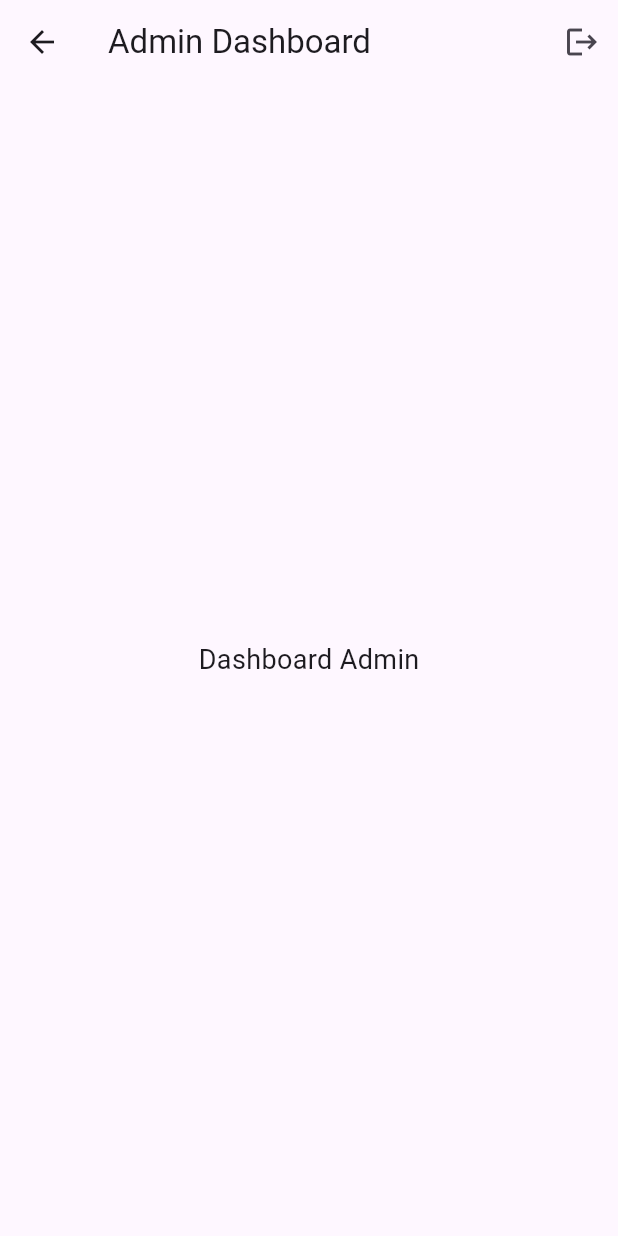
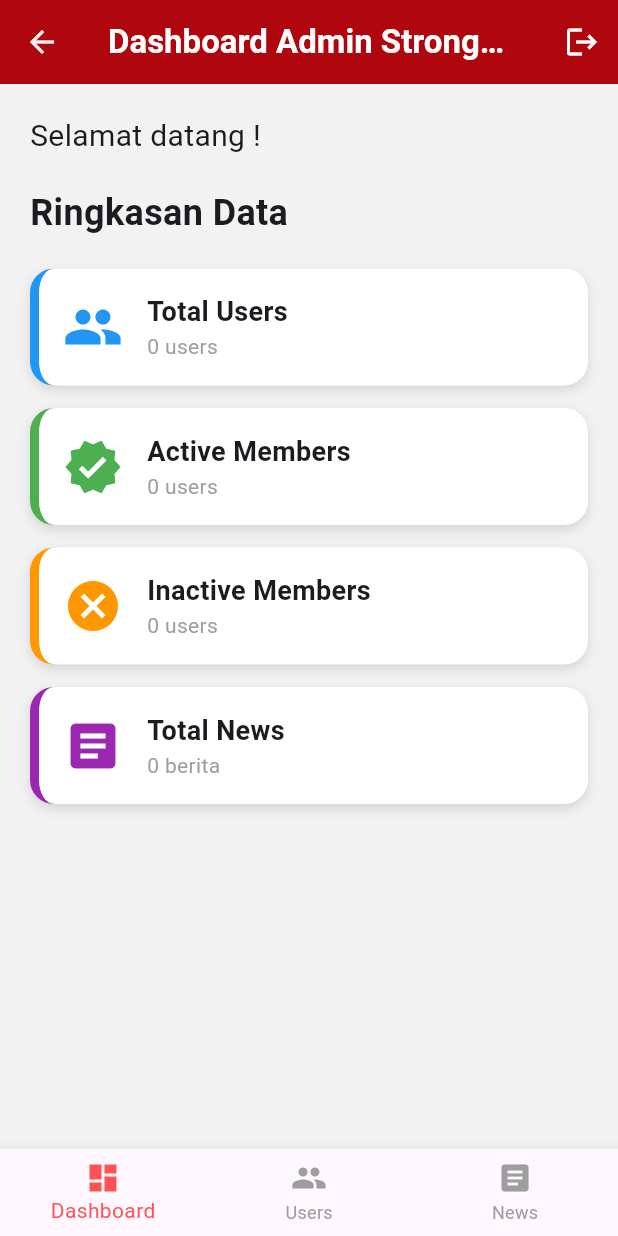
Before and after one commit to chrisnaocta/StrongHub, a Flutter app: the DashboardPageAdmin screen opened directly, after a tap on the "logout" icon, on a phone screen of 412 x 824 dp. Run offline on Flutter 3.47's test engine with Material 3 defaults, Android fonts, the light colour scheme and no system bars; our stand-ins replace shared_preferences; accounts and stored records are empty; network calls fail.

Commit message:
admin (dashboard dan users)

```diff
--- a/lib/pages/a_dashboard.dart
+++ b/lib/pages/a_dashboard.dart
@@ -1,9 +1,10 @@
 import 'package:flutter/material.dart';
-import 'package:stronghub/main.dart';
 import 'package:shared_preferences/shared_preferences.dart';
 import '../services/firebase_realtime_service.dart';
-
 import 'u_login.dart';
+import 'a_users.dart';
+import 'a_news.dart';
+import 'package:stronghub/main.dart';
 
 class DashboardPageAdmin extends StatefulWidget {
   const DashboardPageAdmin({super.key});
@@ -15,10 +16,10 @@ class DashboardPageAdmin extends StatefulWidget {
 class _DashboardPageAdminState extends State<DashboardPageAdmin> {
   String? userEmail = "";
 
-  int destinationCount = 0;
-  int userCount = 0;
-  int bookingCount = 0;
-  int reviewCount = 0;
+  int totalUsers = 0;
+  int activeMembers = 0;
+  int inactiveMembers = 0;
+  int totalNews = 0;
 
   int currentIndex = 0;
 
@@ -26,6 +27,7 @@ class _DashboardPageAdminState extends State<DashboardPageAdmin> {
   void initState() {
     super.initState();
     _checkLoginStatus();
+    _loadSummaryData();
   }
 
   Future<void> _checkLoginStatus() async {
@@ -38,8 +40,6 @@ class _DashboardPageAdminState extends State<DashboardPageAdmin> {
       );
     } else {
       final email = prefs.getString('adminEmail');
-
-      // 🔥 PENTING: pastikan UI rebuild setelah frame pertama selesai
       Future.microtask(() {
         setState(() {
           userEmail = email;
@@ -51,31 +51,191 @@ class _DashboardPageAdminState extends State<DashboardPageAdmin> {
   Future<void> _logout() async {
     final prefs = await SharedPreferences.getInstance();
     await prefs.remove('isLoginAdmin');
-    await prefs.remove('userEmail');
-    bool? status = prefs.getBool('isLoginUser');
-    print("DEBUG: isLoginAdmin diset jadi $status");
-
+    await prefs.remove('adminEmail');
     Navigator.pushReplacement(
       context,
       MaterialPageRoute(builder: (_) => const LoginPageUser()),
     );
   }
 
+  Future<void> _loadSummaryData() async {
+    final users = await FirebaseRealtimeService.fetchAllUsers();
+    final membershipStats = await FirebaseRealtimeService.fetchMembershipStats(
+      users,
+    );
+    final newsCount = await FirebaseRealtimeService.fetchNewsCount();
+
+    setState(() {
+      totalUsers = users.length;
+      activeMembers = membershipStats['active'] ?? 0;
+      inactiveMembers = membershipStats['inactive'] ?? 0;
+      totalNews = newsCount;
+    });
+  }
+
+  Widget _dashboardView() {
+    final stats = [
+      {
+        "title": "Total Users",
+        "count": totalUsers,
+        "color": Colors.blue,
+        "icon": Icons.people,
+      },
+      {
+        "title": "Active Members",
+        "count": activeMembers,
+        "color": Colors.green,
+        "icon": Icons.verified,
+      },
+      {
+        "title": "Inactive Members",
+        "count": inactiveMembers,
+        "color": Colors.orange,
+        "icon": Icons.cancel,
+      },
+      {
+        "title": "Total News",
+        "count": totalNews,
+        "color": Colors.purple,
+        "icon": Icons.article,
+      },
+    ];
+
+    return SingleChildScrollView(
+      padding: const EdgeInsets.all(20),
+      child: Column(
+        crossAxisAlignment: CrossAxisAlignment.stretch,
+        children: [
+          Text(
+            "Selamat datang ${userEmail ?? 'Admin'}!",
+            style: const TextStyle(fontSize: 20),
+          ),
+          const SizedBox(height: 20),
+          const Text(
+            "Ringkasan Data",
+            style: TextStyle(fontSize: 24, fontWeight: FontWeight.bold),
+          ),
+          const SizedBox(height: 20),
+          ...stats.map(
+            (stat) => Padding(
+              padding: const EdgeInsets.only(bottom: 15),
+              child: _summaryCard(
+                stat['title'] as String,
+                stat['count'] as int,
+                stat['color'] as Color,
+                stat['icon'] as IconData,
+              ),
+            ),
+          ),
+        ],
+      ),
+    );
+  }
+
+  Widget _summaryCard(String title, int count, Color color, IconData icon) {
+    // 🔹 Tentukan satuan
+    String unit;
+    if (title.contains("News")) {
+      unit = "berita";
+    } else {
+      unit = "users";
+    }
+
+    return Container(
+      padding: const EdgeInsets.all(16),
+      decoration: BoxDecoration(
+        color: whiteColor,
+        borderRadius: BorderRadius.circular(16),
+        boxShadow: const [
+          BoxShadow(color: Colors.black12, blurRadius: 6, offset: Offset(0, 3)),
+        ],
+        border: Border(left: BorderSide(color: color, width: 6)),
+      ),
+      child: Row(
+        children: [
+          Icon(icon, size: 40, color: color),
+          const SizedBox(width: 16),
+          Column(
+            crossAxisAlignment: CrossAxisAlignment.start,
+            mainAxisAlignment: MainAxisAlignment.center,
+            children: [
+              Text(
+                title,
+                style: const TextStyle(
+                  fontSize: 18,
+                  fontWeight: FontWeight.bold,
+                ),
+              ),
+              Text(
+                '$count $unit', // <-- gunakan satuan di sini
+                style: const TextStyle(fontSize: 14, color: Colors.grey),
+              ),
+            ],
+          ),
+        ],
+      ),
+    );
+  }
+
   @override
   Widget build(BuildContext context) {
+    final pages = [
+      _dashboardView(),
+      const UsersPageAdmin(),
+      const NewsPageAdmin(),
+    ];
+
+    bool showAppBar = currentIndex == 0;
+
     return Scaffold(
-      appBar: AppBar(
-        title: const Text("Admin Dashboard"),
+      backgroundColor: background,
+
+      appBar: showAppBar
+          ? AppBar(
+              backgroundColor: redDark,
+              centerTitle: true,
+              iconTheme: const IconThemeData(
+                color: grayLight, // warna ikon menu
+              ),
+              title: Text(
+                "Dashboard Admin StrongHub",
+                style: const TextStyle(
+                  fontWeight: FontWeight.bold,
+                  color: whiteColor,
+                ),
+              ),
               actions: [
                 IconButton(
-            icon: const Icon(Icons.logout),
                   onPressed: _logout,
+                  icon: const Icon(Icons.logout, color: Colors.white),
                   tooltip: "Logout",
                 ),
               ],
+            )
+          : null,
+
+      body: IndexedStack(index: currentIndex, children: pages),
+
+      bottomNavigationBar: BottomNavigationBar(
+        currentIndex: currentIndex,
+        onTap: (i) async {
+          setState(() => currentIndex = i);
+
+          // 🔹 Jika kembali ke Dashboard, refresh data
+          if (i == 0) {
+            await _loadSummaryData();
+          }
+        },
+        selectedItemColor: Colors.redAccent,
+        unselectedItemColor: Colors.grey,
+        items: const [
+          BottomNavigationBarItem(
+            icon: Icon(Icons.dashboard),
+            label: 'Dashboard',
           ),
-      body: const Center(
-        child: Text("Dashboard Admin", style: TextStyle(fontSize: 18)),
+          BottomNavigationBarItem(icon: Icon(Icons.people), label: 'Users'),
+          BottomNavigationBarItem(icon: Icon(Icons.article), label: 'News'),
+        ],
       ),
     );
   }
--- /dev/null
+++ b/lib/pages/a_news.dart
@@ -0,0 +1,14 @@
+import 'package:flutter/material.dart';
+
+class NewsPageAdmin extends StatelessWidget {
+  const NewsPageAdmin({super.key});
+
+  @override
+  Widget build(BuildContext context) {
+    return Scaffold(
+      body: const Center(
+        child: Text("Dashboard Admin (Kosong)", style: TextStyle(fontSize: 18)),
+      ),
+    );
+  }
+}
--- a/lib/services/firebase_realtime_service.dart
+++ b/lib/services/firebase_realtime_service.dart
@@ -486,4 +486,137 @@ class FirebaseRealtimeService {
       return null;
     }
   }
+
+  /// 🔹 Ambil semua users
+  static Future<List<Map<String, dynamic>>> fetchAllUsers() async {
+    final url = Uri.parse('$baseUrl/users.json');
+    final response = await http.get(url);
+
+    if (response.statusCode == 200) {
+      final Map<String, dynamic>? data = json.decode(response.body);
+      if (data == null) return [];
+
+      return data.entries
+          .where((e) => e.key.startsWith('uid_C_')) // hanya customer
+          .map((e) {
+            final value = e.value as Map<String, dynamic>;
+            return {
+              'uid': e.key,
+              'name': value['name'],
+              'email': value['email'],
+              'phone': value['phone'],
+              'role': value['role'],
+            };
+          })
+          .toList();
+    } else {
+      throw Exception("Gagal memuat users");
+    }
+  }
+
+  /// 🔹 Ambil jumlah membership customer berdasarkan status
+  /// users: daftar semua users dari tabel 'users'
+  static Future<Map<String, int>> fetchMembershipStats(
+    List<Map<String, dynamic>> users,
+  ) async {
+    final url = Uri.parse('$baseUrl/memberships.json');
+    final response = await http.get(url);
+
+    if (response.statusCode != 200) throw Exception("Gagal memuat memberships");
+
+    final Map<String, dynamic>? data = json.decode(response.body);
+    if (data == null) {
+      // Semua users belum aktif
+      return {
+        'active': 0,
+        'inactive': users.where((u) => u['role'] == 'customer').length,
+      };
+    }
+
+    int active = 0;
+    final activeUserIds = <String>{};
+
+    data.forEach((key, value) {
+      final Map<String, dynamic> m = value as Map<String, dynamic>;
+      if (m['status'] == 'active') {
+        active++;
+        activeUserIds.add(m['userId']);
+      }
+    });
+
+    // Hitung inactive sebagai customer yang tidak punya membership aktif
+    final inactive = users
+        .where(
+          (u) => u['role'] == 'customer' && !activeUserIds.contains(u['uid']),
+        )
+        .length;
+
+    return {'active': active, 'inactive': inactive};
+  }
+
+  /// 🔹 Ambil jumlah berita
+  static Future<int> fetchNewsCount() async {
+    final url = Uri.parse('$baseUrl/news.json');
+    final response = await http.get(url);
+
+    if (response.statusCode == 200) {
+      final Map<String, dynamic>? data = json.decode(response.body);
+      return data?.length ?? 0;
+    } else {
+      throw Exception("Gagal memuat news");
+    }
+  }
+
+  /// 🔹 Ambil semua memberships customer
+  static Future<List<Map<String, dynamic>>> fetchAllMemberships() async {
+    final url = Uri.parse('$baseUrl/memberships.json');
+    final response = await http.get(url);
+
+    if (response.statusCode == 200) {
+      final Map<String, dynamic>? data = json.decode(response.body);
+      if (data == null) return [];
+
+      return data.entries.map((e) {
+        final value = e.value as Map<String, dynamic>;
+        return {
+          'orderId': e.key,
+          'userId': value['userId'],
+          'membershipType': value['membershipType'],
+          'status': value['status'],
+          'activatedAt': value['activatedAt'] ?? '',
+          'expiredAt': value['expiredAt'] ?? '',
+        };
+      }).toList();
+    } else {
+      throw Exception("Gagal memuat memberships");
+    }
+  }
+
+  /// 🔹 Batalkan membership berdasarkan orderId
+  static Future<bool> cancelMembership(String orderId) async {
+    final now = DateTime.now();
+    final cancelledAt =
+        "${now.year.toString().padLeft(4, '0')}-"
+        "${now.month.toString().padLeft(2, '0')}-"
+        "${now.day.toString().padLeft(2, '0')} "
+        "${now.hour.toString().padLeft(2, '0')}:"
+        "${now.minute.toString().padLeft(2, '0')}:"
+        "${now.second.toString().padLeft(2, '0')}";
+
+    final url = Uri.parse('$baseUrl/memberships/$orderId.json');
+
+    // Ambil data membership dulu
+    final getResponse = await http.get(url);
+    if (getResponse.statusCode != 200) return false;
+
+    final Map<String, dynamic> membershipData = json.decode(getResponse.body);
+    membershipData['status'] = 'cancelled';
+    membershipData['cancelledAt'] = cancelledAt;
+    membershipData['membershipType'] = '-';
+
+    // Update seluruh data membership
+    final putResponse = await http.put(url, body: json.encode(membershipData));
+
+    return putResponse.statusCode == 200;
+  }
 }
```
Also changed, not shown: lib/pages/a_users.dart (added, +167 -0 lines). Lines whose indentation alone changed are shown as unchanged.
